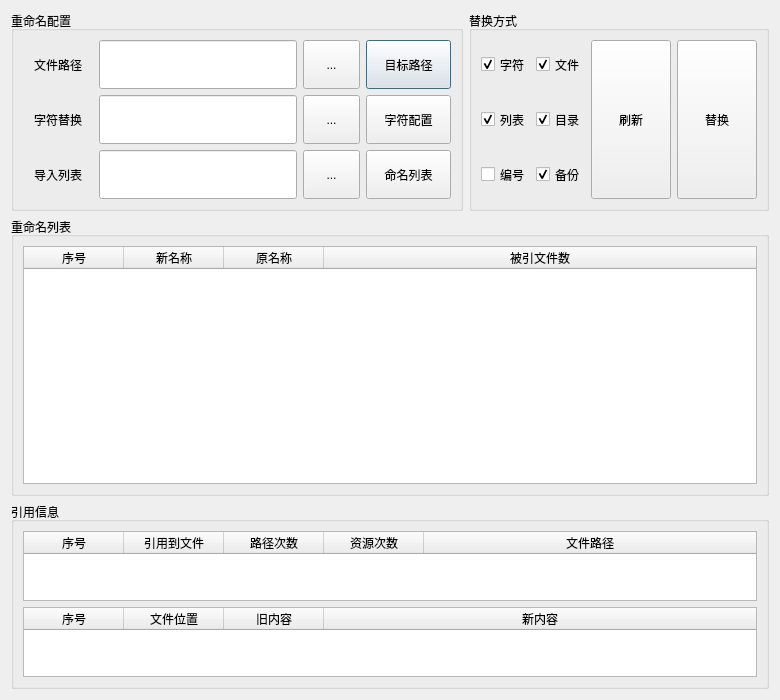
This is rename_file_name.ui in WeiMuYang/markdown-assistant as Qt 5 draws it before an edit. The edited form follows.
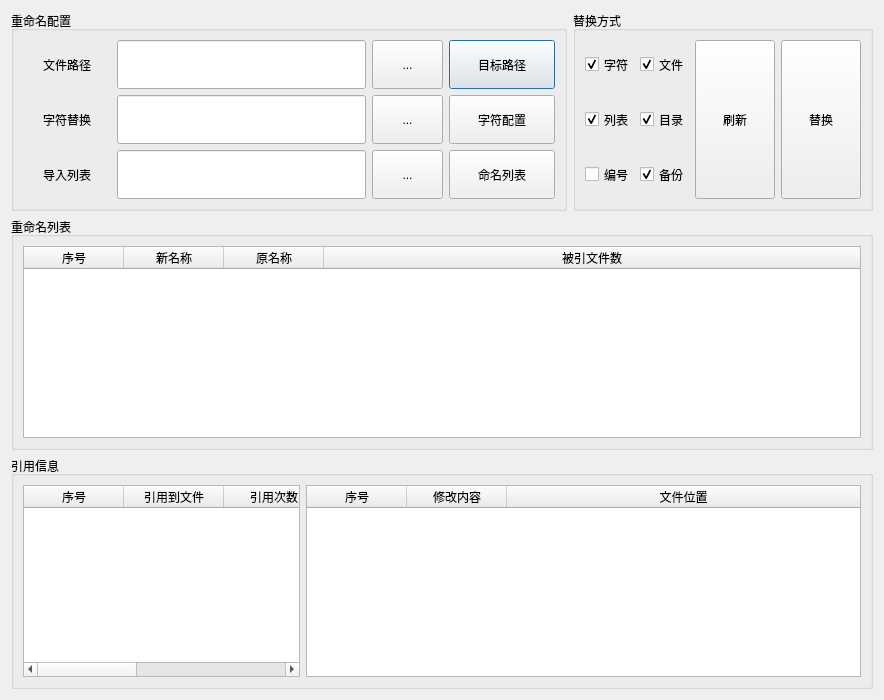
This is the edited form.

Commit message: fixed: 添加并初步测试了文件名修改

```diff
--- a/rename_file_name.ui
+++ b/rename_file_name.ui
@@ -6,7 +6,7 @@
    <rect>
     <x>0</x>
     <y>0</y>
-    <width>780</width>
+    <width>884</width>
     <height>700</height>
    </rect>
   </property>
@@ -25,7 +25,7 @@
   <property name="windowTitle">
    <string>重命名</string>
   </property>
-  <layout class="QVBoxLayout" name="verticalLayout_8" stretch="3,3,2">
+  <layout class="QVBoxLayout" name="verticalLayout_8" stretch="1,1,1">
    <item>
     <layout class="QHBoxLayout" name="horizontalLayout_3" stretch="2,1">
      <item>
@@ -572,7 +572,7 @@
      </property>
      <layout class="QVBoxLayout" name="verticalLayout_4">
       <item>
-       <layout class="QVBoxLayout" name="referLayout" stretch="2,1">
+       <layout class="QHBoxLayout" name="referLayout" stretch="1,2">
         <item>
          <widget class="QTableWidget" name="referFileListWgt">
           <property name="sizePolicy">
@@ -611,12 +611,7 @@
           </column>
           <column>
            <property name="text">
-            <string>路径次数</string>
-           </property>
-          </column>
-          <column>
-           <property name="text">
-            <string>资源次数</string>
+            <string>引用次数</string>
            </property>
           </column>
           <column>
@@ -624,6 +619,11 @@
             <string>文件路径</string>
            </property>
           </column>
+          <column>
+           <property name="text">
+            <string>最近修改</string>
+           </property>
+          </column>
          </widget>
         </item>
         <item>
@@ -657,21 +657,16 @@
             <string>序号</string>
            </property>
           </column>
+          <column>
+           <property name="text">
+            <string>修改内容</string>
+           </property>
+          </column>
           <column>
            <property name="text">
             <string>文件位置</string>
            </property>
           </column>
-          <column>
-           <property name="text">
-            <string>旧内容</string>
-           </property>
-          </column>
-          <column>
-           <property name="text">
-            <string>新内容</string>
-           </property>
-          </column>
          </widget>
         </item>
        </layout>
```
The commit also changes 6 other files.
